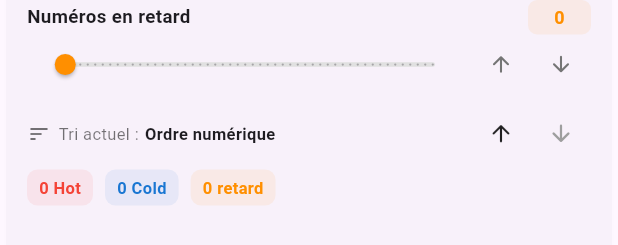
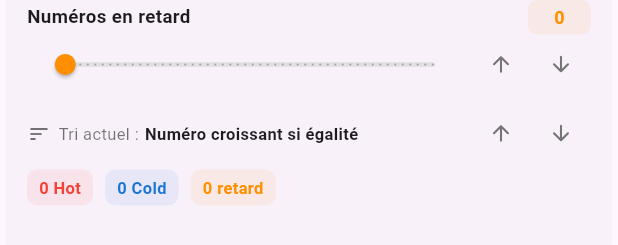
Before and after one commit to SamuelReinaldoRamirez/coop-loto-supa, a Flutter app: the SimulationAnalysisControls widget shown alone on an empty page, opened directly with empty values, on a phone screen of 412 x 824 dp. Shown: the part 339-584 px from the top of the screen. Run offline on Flutter 3.47's test engine with Material 3 defaults, Android fonts, the phone set to English and light mode, and no system bars; our stand-ins replace dio, flutter_secure_storage, go_router, image_picker, table_calendar; accounts and stored records are empty; network calls fail.

Commit message:
tri multiple presque fonctionnel

```diff
--- a/lib/widgets/simulation/simulation_analysis_controls.dart
+++ b/lib/widgets/simulation/simulation_analysis_controls.dart
@@ -18,7 +18,7 @@ class SimulationAnalysisControls extends StatelessWidget {
   final ValueChanged<double> onHotChanged;
   final ValueChanged<double> onColdChanged;
   final ValueChanged<double> onOverdueChanged;
-  final SimulationNumberSortMode sortMode;
+  final List<SimulationNumberSortMode> sortModes;
   final ValueChanged<SimulationNumberSortMode> onSortModeChanged;
 
   const SimulationAnalysisControls({
@@ -36,7 +36,7 @@ class SimulationAnalysisControls extends StatelessWidget {
     required this.onHotChanged,
     required this.onColdChanged,
     required this.onOverdueChanged,
-    required this.sortMode,
+    required this.sortModes,
     required this.onSortModeChanged,
   });
 
@@ -65,6 +65,16 @@ class SimulationAnalysisControls extends StatelessWidget {
 
   @override
   Widget build(BuildContext context) {
+    final hasNumericSort = sortModes.any(
+    (mode) =>
+        mode == SimulationNumberSortMode.numericAscending ||
+        mode == SimulationNumberSortMode.numericDescending,
+  );
+
+  final sortLabel = [
+    ...sortModes.map((mode) => mode.label),
+    if (!hasNumericSort) 'Numéro croissant si égalité',
+  ].join(' → ');
     return Card(
       elevation: 1,
       shadowColor: Colors.black.withOpacity(0.08),
@@ -153,7 +163,7 @@ class SimulationAnalysisControls extends StatelessWidget {
                 const SizedBox(width: 4),
                 Expanded(
                   child: Text(
-                    sortMode.label,
+                    sortLabel,
                     style: const TextStyle(
                       fontSize: 11,
                       fontWeight: FontWeight.w700,
@@ -164,44 +174,56 @@ class SimulationAnalysisControls extends StatelessWidget {
                 Row(
                   mainAxisSize: MainAxisSize.min,
                   children: [
-                    IconButton(
-                      tooltip: 'Ordre numérique croissant',
-                      visualDensity: VisualDensity.compact,
-                      constraints: const BoxConstraints.tightFor(
-                        width: 32,
-                        height: 32,
-                      ),
-                      padding: EdgeInsets.zero,
-                      onPressed: () => onSortModeChanged(
-                        SimulationNumberSortMode.numericAscending,
-                      ),
-                      icon: Icon(
-                        Icons.arrow_upward_rounded,
-                        size: 18,
-                        color: sortMode == SimulationNumberSortMode.numericAscending
-                            ? Colors.black87
-                            : Colors.grey.shade500,
-                      ),
+                    _buildSortButton(
+                      icon: Icons.arrow_upward_rounded,
+                      tooltip: SimulationNumberSortMode.numericAscending.label,
+                      mode: SimulationNumberSortMode.numericAscending,
+                      color: Colors.black87,
                     ),
-                    IconButton(
-                      tooltip: 'Ordre numérique décroissant',
-                      visualDensity: VisualDensity.compact,
-                      constraints: const BoxConstraints.tightFor(
-                        width: 32,
-                        height: 32,
-                      ),
-                      padding: EdgeInsets.zero,
-                      onPressed: () => onSortModeChanged(
-                        SimulationNumberSortMode.numericDescending,
-                      ),
-                      icon: Icon(
-                        Icons.arrow_downward_rounded,
-                        size: 18,
-                        color: sortMode == SimulationNumberSortMode.numericDescending
-                            ? Colors.black87
-                            : Colors.grey.shade500,
-                      ),
+                    _buildSortButton(
+                      icon: Icons.arrow_downward_rounded,
+                      tooltip: SimulationNumberSortMode.numericDescending.label,
+                      mode: SimulationNumberSortMode.numericDescending,
+                      color: Colors.black87,
                     ),
+                    // IconButton(
+                    //   tooltip: 'Ordre numérique croissant',
+                    //   visualDensity: VisualDensity.compact,
+                    //   constraints: const BoxConstraints.tightFor(
+                    //     width: 32,
+                    //     height: 32,
+                    //   ),
+                    //   padding: EdgeInsets.zero,
+                    //   onPressed: () => onSortModeChanged(
+                    //     SimulationNumberSortMode.numericAscending,
+                    //   ),
+                    //   icon: Icon(
+                    //     Icons.arrow_upward_rounded,
+                    //     size: 18,
+                    //     color: sortMode == SimulationNumberSortMode.numericAscending
+                    //         ? Colors.black87
+                    //         : Colors.grey.shade500,
+                    //   ),
+                    // ),
+                    // IconButton(
+                    //   tooltip: 'Ordre numérique décroissant',
+                    //   visualDensity: VisualDensity.compact,
+                    //   constraints: const BoxConstraints.tightFor(
+                    //     width: 32,
+                    //     height: 32,
+                    //   ),
+                    //   padding: EdgeInsets.zero,
+                    //   onPressed: () => onSortModeChanged(
+                    //     SimulationNumberSortMode.numericDescending,
+                    //   ),
+                    //   icon: Icon(
+                    //     Icons.arrow_downward_rounded,
+                    //     size: 18,
+                    //     color: sortMode == SimulationNumberSortMode.numericDescending
+                    //         ? Colors.black87
+                    //         : Colors.grey.shade500,
+                    //   ),
+                    // ),
                   ],
                 ),
                 // TextButton.icon(
@@ -330,7 +352,7 @@ class SimulationAnalysisControls extends StatelessWidget {
     required SimulationNumberSortMode mode,
     required Color color,
   }) {
-    final selected = sortMode == mode;
+    final selected = sortModes.contains(mode);
 
     return IconButton(
       tooltip: tooltip,
```
Also changed, not shown: lib/screens/simulate_grid_page.dart (+64 -7 lines).
